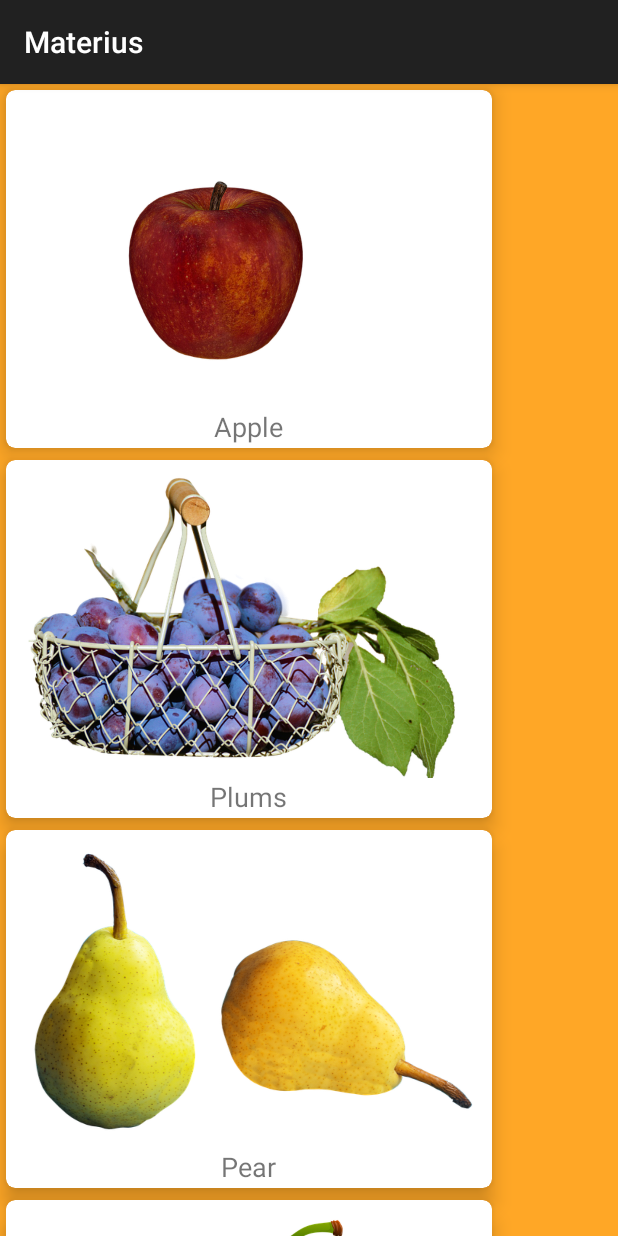
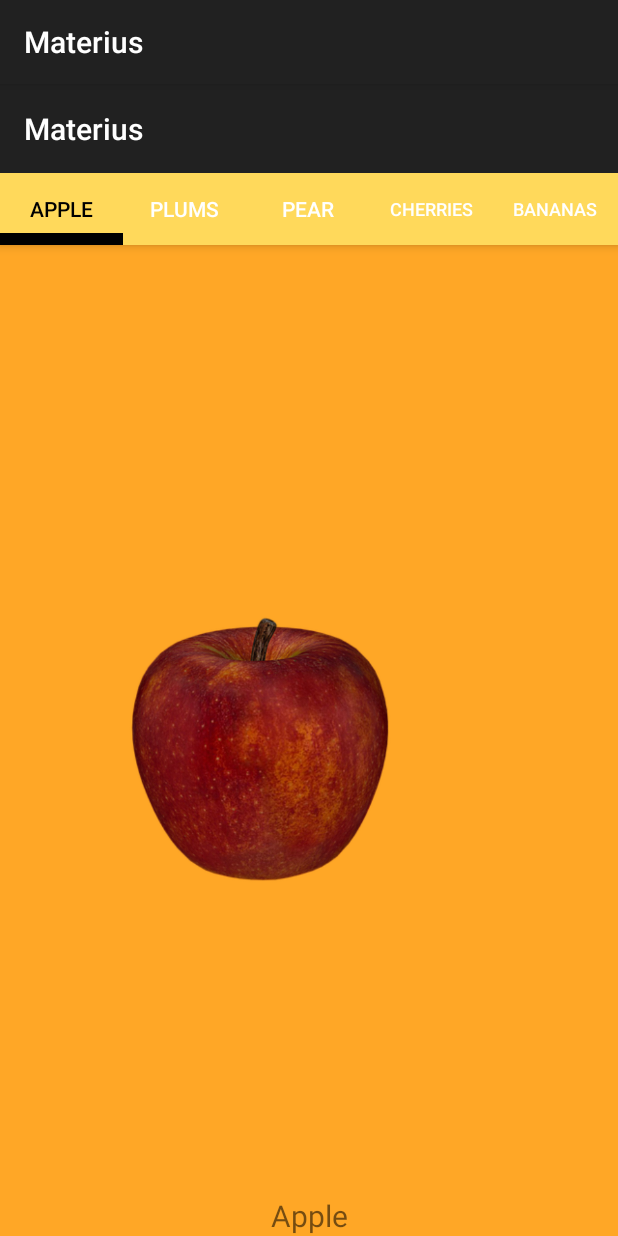
Before and after one commit to payterms/Materius, an Android app: the fragment GalleryFragment shown on its own in the app's theme, on a phone screen of 412 x 824 dp. Run offline under Robolectric (Android 15) with nearby library versions, the phone set to English and light mode, and no system bars.

Commit message:
Tabs added to fragment

```diff
--- a/app/src/main/java/ru/payts/materius/Item.java
+++ b/app/src/main/java/ru/payts/materius/Item.java
@@ -1,8 +1,8 @@
 package ru.payts.materius;
 
 public class Item {
-    String name;
-    Integer imageID;
+    public String name;
+    public Integer imageID;
 
     public Item(String name, Integer imageID) {
         this.name = name;
--- a/app/src/main/java/ru/payts/materius/ui/gallery/GalleryFragment.java
+++ b/app/src/main/java/ru/payts/materius/ui/gallery/GalleryFragment.java
@@ -9,6 +9,9 @@ import androidx.annotation.NonNull;
 import androidx.fragment.app.Fragment;
 import androidx.recyclerview.widget.LinearLayoutManager;
 import androidx.recyclerview.widget.RecyclerView;
+import androidx.viewpager.widget.ViewPager;
+
+import com.google.android.material.tabs.TabLayout;
 
 import java.util.ArrayList;
 
@@ -19,26 +22,51 @@ import ru.payts.materius.R;
 public class GalleryFragment extends Fragment {
 
     ArrayList<Item> fruits = new ArrayList<>(10);
+    ArrayList<TabFragment> fruits_fragments = new ArrayList<>(10);
+    TabAdapter myAdapter;
 
     public View onCreateView(@NonNull LayoutInflater inflater,
                              ViewGroup container, Bundle savedInstanceState) {
-        fruits.add(new Item("Apple", R.drawable.apple));
-        fruits.add(new Item("Plums", R.drawable.plums));
-        fruits.add(new Item("Pear", R.drawable.pear));
-        fruits.add(new Item("Cherries", R.drawable.cherries));
-        fruits.add(new Item("Bananas", R.drawable.bananas));
-        fruits.add(new Item("Apple", R.drawable.apple));
-        fruits.add(new Item("Plums", R.drawable.plums));
-        fruits.add(new Item("Pear", R.drawable.pear));
-        fruits.add(new Item("Cherries", R.drawable.cherries));
-        fruits.add(new Item("Bananas", R.drawable.bananas));
+        Item currentItem;
+        TabFragment currentFragment;
 
-        RecyclerView rv = new RecyclerView(getActivity());
-        //RecyclerView rv = getActivity().findViewById(R.id.veggies_rv);
-        LinearLayoutManager layoutManager = new LinearLayoutManager(getActivity(), LinearLayoutManager.VERTICAL, false);
-        rv.setLayoutManager(layoutManager);
+        currentItem = new Item("Apple", R.drawable.apple);
+        fruits.add(currentItem);
+        currentFragment = TabFragment.newInstance(currentItem);
+        fruits_fragments.add(currentFragment);
+        currentItem = new Item("Plums", R.drawable.plums);
+        fruits.add(currentItem);
+        currentFragment = TabFragment.newInstance(currentItem);
+        fruits_fragments.add(currentFragment);
+        currentItem = new Item("Pear", R.drawable.pear);
+        fruits.add(currentItem);
+        currentFragment = TabFragment.newInstance(currentItem);
+        fruits_fragments.add(currentFragment);
+        currentItem = new Item("Cherries", R.drawable.cherries);
+        fruits.add(currentItem);
+        currentFragment = TabFragment.newInstance(currentItem);
+        fruits_fragments.add(currentFragment);
+        currentItem = new Item("Bananas", R.drawable.bananas);
+        fruits.add(currentItem);
+        currentFragment = TabFragment.newInstance(currentItem);
+        fruits_fragments.add(currentFragment);
 
-        rv.setAdapter(new CustomAdapter(fruits));
-        return rv;
+        return inflater.inflate(R.layout.fragment_gallery, container, false);
     }
+
+    @Override
+    public void onViewCreated(View view, Bundle savedInstanceState) {
+        super.onViewCreated(view, savedInstanceState);
+        myAdapter = new TabAdapter(getActivity().getSupportFragmentManager());
+        int i = 0;
+        for(TabFragment fr: fruits_fragments) {
+            myAdapter.addFragment( fr, fruits.get(i).name);
+            i++;
+        }
+        ViewPager viewPager = view.findViewById(R.id.view_pager);
+        viewPager.setAdapter(myAdapter);
+        TabLayout tabs = view.findViewById(R.id.tabs);
+        tabs.setupWithViewPager(viewPager);
+    }
+
 }
--- /dev/null
+++ b/app/src/main/java/ru/payts/materius/ui/gallery/TabAdapter.java
@@ -0,0 +1,38 @@
+package ru.payts.materius.ui.gallery;
+
+import androidx.fragment.app.Fragment;
+import androidx.fragment.app.FragmentManager;
+import androidx.fragment.app.FragmentPagerAdapter;
+
+import java.util.ArrayList;
+
+public class TabAdapter extends FragmentPagerAdapter {
+
+    private ArrayList<Fragment> fragments = new ArrayList<>();
+    private ArrayList<String> tabTitles = new ArrayList<>();
+
+    public TabAdapter(FragmentManager fm) {
+        super(fm);
+    }
+
+    public void addFragment(Fragment fragment, String tabTitle) {
+        this.fragments.add(fragment);
+        this.tabTitles.add(tabTitle);
+    }
+
+    @Override
+    public Fragment getItem(int position) {
+        return fragments.get(position);
+    }
+
+    @Override
+    public int getCount() {
+        return fragments.size();
+    }
+
+    @Override
+    public CharSequence getPageTitle(int position) {
+        return tabTitles.get(position);
+
+    }
+}
--- /dev/null
+++ b/app/src/main/java/ru/payts/materius/ui/gallery/TabFragment.java
@@ -0,0 +1,53 @@
+package ru.payts.materius.ui.gallery;
+
+
+import android.os.Bundle;
+import android.view.LayoutInflater;
+import android.view.View;
+import android.view.ViewGroup;
+import android.widget.ImageView;
+import android.widget.TextView;
+
+import androidx.fragment.app.Fragment;
+import androidx.viewpager.widget.ViewPager;
+
+import ru.payts.materius.Item;
+import ru.payts.materius.R;
+
+
+public class TabFragment extends Fragment {
+    public static TabFragment newInstance(Item item) {
+        TabFragment currentFragment = new TabFragment();
+        Bundle args = new Bundle();
+        Bundle args2;
+        args.putString("name", item.name);
+        args.putInt("imgID", item.imageID);
+        currentFragment.setArguments(args);
+        args2 = currentFragment.getArguments();
+        System.out.println(args2.toString());
+        return currentFragment;
+    }
+
+    public TabFragment() {
+        // Required empty public constructor
+    }
+
+    @Override
+    public View onCreateView(LayoutInflater inflater, ViewGroup container,
+                             Bundle savedInstanceState) {
+        // Inflate the layout for this fragment
+        return inflater.inflate(R.layout.tabfragment, container, false);
+    }
+
+    @Override
+    public void onViewCreated(View view, Bundle savedInstanceState) {
+        super.onViewCreated(view, savedInstanceState);
+        ImageView iv = view.findViewById(R.id.tabImageView);
+        Bundle args;
+        args = this.getArguments();
+        iv.setImageResource(args.getInt("imgID"));
+        TextView tv = view.findViewById(R.id.tabTextView);
+        tv.setText(args.getString("name"));
+    }
+
+}
--- /dev/null
+++ b/app/src/main/res/layout-v21/tabfragment.xml
@@ -0,0 +1,24 @@
+<?xml version="1.0" encoding="utf-8"?>
+<LinearLayout xmlns:android="http://schemas.android.com/apk/res/android"
+    xmlns:app="http://schemas.android.com/apk/res-auto"
+    android:layout_width="match_parent"
+    android:layout_height="match_parent"
+    android:orientation="vertical">
+
+    <ImageView
+        android:id="@+id/tabImageView"
+        android:layout_width="wrap_content"
+        android:layout_height="0dp"
+        android:layout_weight="1"
+        android:scaleType="fitCenter"
+        app:srcCompat="@drawable/bananas" />
+
+    <TextView
+        android:id="@+id/tabTextView"
+        android:layout_width="match_parent"
+        android:layout_height="wrap_content"
+        android:gravity="center"
+        android:text="Bananas"
+        android:textSize="20dp" />
+
+</LinearLayout>
--- a/app/src/main/res/layout/fragment_gallery.xml
+++ b/app/src/main/res/layout/fragment_gallery.xml
@@ -1,40 +1,42 @@
 <?xml version="1.0" encoding="utf-8"?>
-<androidx.constraintlayout.widget.ConstraintLayout xmlns:android="http://schemas.android.com/apk/res/android"
+<androidx.coordinatorlayout.widget.CoordinatorLayout xmlns:android="http://schemas.android.com/apk/res/android"
     xmlns:app="http://schemas.android.com/apk/res-auto"
     xmlns:tools="http://schemas.android.com/tools"
     android:layout_width="match_parent"
     android:layout_height="match_parent"
     tools:context=".ui.gallery.GalleryFragment">
 
-    <ImageView
-        android:id="@+id/imageView3"
-        android:layout_width="414dp"
-        android:layout_height="401dp"
-        android:scaleType="centerCrop"
-        android:src="@drawable/clementine"
-        app:layout_constraintEnd_toEndOf="parent"
-        app:layout_constraintHorizontal_bias="0.0"
-        app:layout_constraintStart_toStartOf="parent"
-        app:layout_constraintTop_toTopOf="parent" />
-
-    <androidx.core.widget.NestedScrollView
+    <com.google.android.material.appbar.AppBarLayout
         android:layout_width="match_parent"
-        android:layout_height="280dp"
-        android:layout_marginTop="6dp"
-        android:fillViewport="true"
-        app:layout_constraintBottom_toBottomOf="parent"
-        app:layout_constraintEnd_toEndOf="parent"
-        app:layout_constraintStart_toStartOf="parent"
-        app:layout_constraintTop_toBottomOf="@+id/imageView3"
-        app:layout_constraintVertical_bias="1.0">
+        android:layout_height="wrap_content"
+        android:theme="@style/AppTheme.AppBarOverlay">
 
         <TextView
-            android:id="@+id/textView"
+            android:id="@+id/title"
+            android:layout_width="wrap_content"
+            android:layout_height="wrap_content"
+            android:gravity="center"
+            android:minHeight="?actionBarSize"
+            android:padding="@dimen/appbar_padding"
+            android:text="@string/app_name"
+            android:textAppearance="@style/TextAppearance.Widget.AppCompat.Toolbar.Title" />
+
+        <com.google.android.material.tabs.TabLayout
+            android:id="@+id/tabs"
             android:layout_width="match_parent"
             android:layout_height="wrap_content"
-            android:layout_margin="@dimen/text_margin"
-            android:text="@string/textvieworange"
-            android:textAppearance="@style/TextAppearance.AppCompat.Large" />
-    </androidx.core.widget.NestedScrollView>
+            app:tabIndicatorColor="@color/secondaryDarkColor"
+            app:tabTextColor="@color/secondaryTextColor"
+            app:tabSelectedTextColor="@color/primaryTextColor"
+            app:tabIndicatorHeight="8dp"
+            android:background="@color/primaryLightColor" />
 
-</androidx.constraintlayout.widget.ConstraintLayout>
+    </com.google.android.material.appbar.AppBarLayout>
+
+    <androidx.viewpager.widget.ViewPager
+        android:id="@+id/view_pager"
+        android:layout_width="match_parent"
+        android:layout_height="match_parent"
+        app:layout_behavior="@string/appbar_scrolling_view_behavior" />
+
+</androidx.coordinatorlayout.widget.CoordinatorLayout>
--- a/app/src/main/res/values/dimens.xml
+++ b/app/src/main/res/values/dimens.xml
@@ -6,4 +6,5 @@
     <dimen name="nav_header_height">176dp</dimen>
     <dimen name="fab_margin">16dp</dimen>
     <dimen name="text_margin">16dp</dimen>
+    <dimen name="appbar_padding">16dp</dimen>
 </resources>
```
